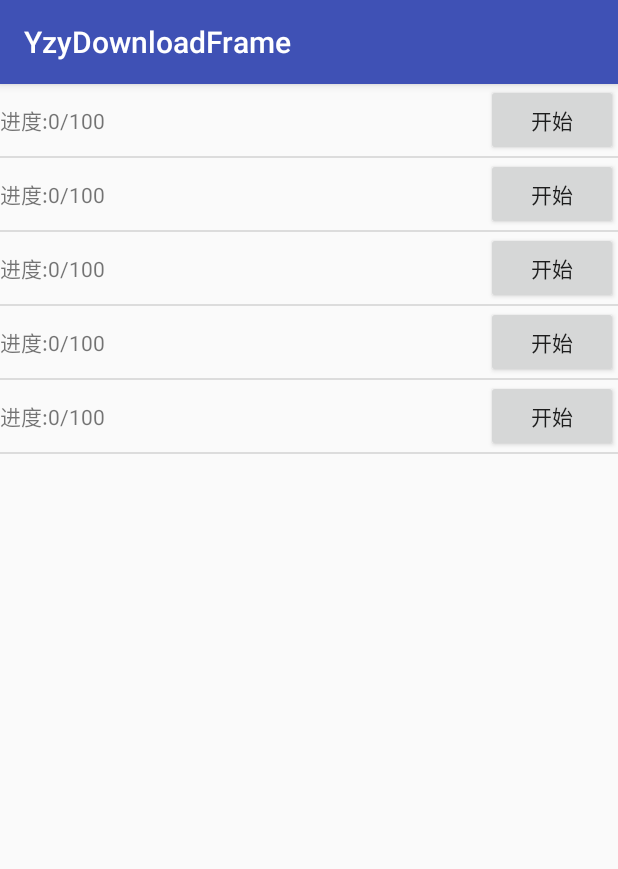
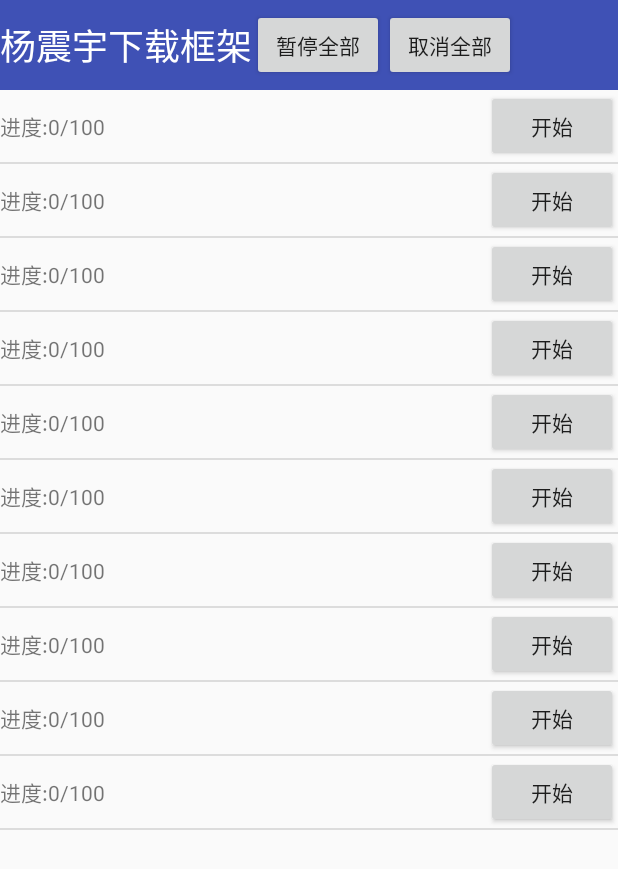
Before and after one commit to yzytmac/YzyDownloadFrame, an Android app: the screen it shows after launch (MainActivity), on a phone screen of 412 x 824 dp. Shown: the top 869 px of the screen. Run offline under Robolectric (Android 15) with nearby library versions, the phone set to English and light mode, and no system bars.

Commit message:
添加两个按钮

```diff
--- a/app/src/main/java/com/example/yzy/yzydownloadframe/MyAdapter.java
+++ b/app/src/main/java/com/example/yzy/yzydownloadframe/MyAdapter.java
@@ -65,6 +65,10 @@ public class MyAdapter extends BaseAdapter {
             vHolder.bt.setText("暂停");
         }else if(vEntity.status == DownLoadEntity.DownLoadStatus.pause) {
             vHolder.bt.setText("恢复");
+        }else if(vEntity.status == DownLoadEntity.DownLoadStatus.waiting) {
+            vHolder.bt.setText("等待");
+        }else if(vEntity.status == DownLoadEntity.DownLoadStatus.complete) {
+            vHolder.bt.setText("完成");
         }
         vHolder.bt.setOnClickListener(new View.OnClickListener() {
             @Override
--- a/app/src/main/res/layout/activity_main.xml
+++ b/app/src/main/res/layout/activity_main.xml
@@ -7,6 +7,37 @@
     android:orientation="vertical"
     tools:context="com.example.yzy.yzydownloadframe.MainActivity">
 
+    <LinearLayout
+        android:layout_width="match_parent"
+        android:layout_height="60dp"
+        android:background="@color/colorPrimary"
+        android:orientation="horizontal">
+
+        <TextView
+            android:layout_width="wrap_content"
+            android:layout_height="wrap_content"
+            android:layout_gravity="center_vertical"
+            android:text="杨震宇下载框架"
+            android:textColor="#fff"
+            android:textSize="24sp"/>
+
+        <Button
+            android:onClick="onClick"
+            android:id="@+id/pause_all_bt"
+            android:layout_width="wrap_content"
+            android:layout_height="wrap_content"
+            android:layout_gravity="center_vertical"
+            android:text="暂停全部"/>
+
+        <Button
+            android:onClick="onClick"
+            android:id="@+id/cancle_all_bt"
+            android:layout_width="wrap_content"
+            android:layout_height="wrap_content"
+            android:layout_gravity="center_vertical"
+            android:text="取消全部"/>
+    </LinearLayout>
+
     <ListView
         android:id="@+id/lv"
         android:layout_width="match_parent"
--- a/app/src/main/res/values/styles.xml
+++ b/app/src/main/res/values/styles.xml
@@ -1,7 +1,7 @@
 <resources>
 
     <!-- Base application theme. -->
-    <style name="AppTheme" parent="Theme.AppCompat.Light.DarkActionBar">
+    <style name="AppTheme" parent="Theme.AppCompat.Light.NoActionBar">
         <!-- Customize your theme here. -->
         <item name="colorPrimary">@color/colorPrimary</item>
         <item name="colorPrimaryDark">@color/colorPrimaryDark</item>
```
Also changed, not shown: app/src/main/java/com/example/yzy/yzydownloadframe/MainActivity.java (+19 -1 lines).
